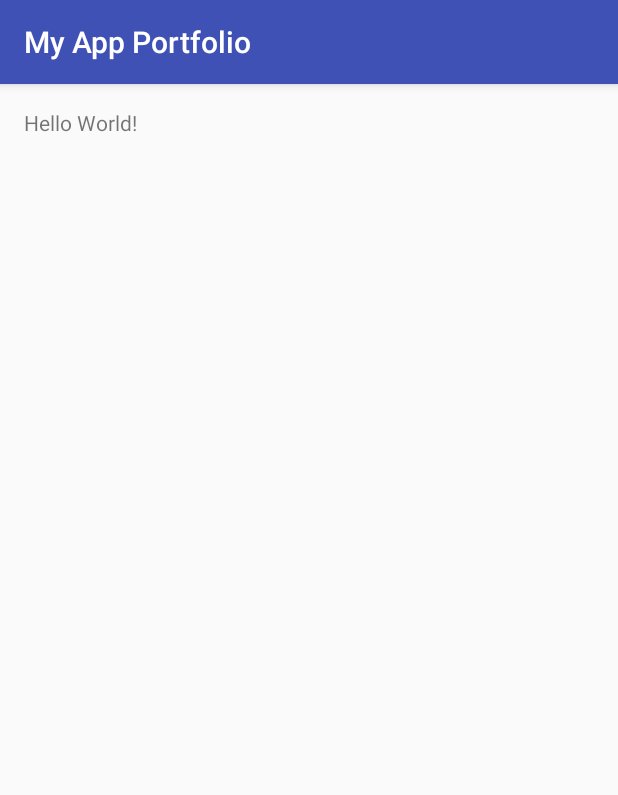
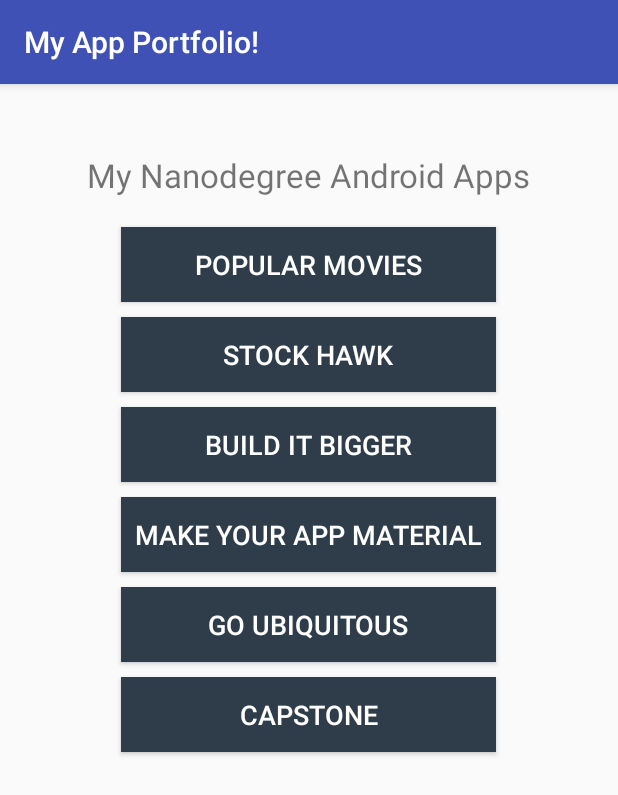
Before and after one commit to zhiqixu/FirstApplicationOfUdacity, an Android app: the screen it shows after launch (MainActivity), on a phone screen of 412 x 824 dp. Shown: the top 795 px of the screen. Run offline under Robolectric (Android 15) with nearby library versions, the phone set to English and light mode, and no system bars.

Commit message:
final version

```diff
--- a/app/src/main/java/com/example/lynn/firstapplicationofudacity/MainActivity.java
+++ b/app/src/main/java/com/example/lynn/firstapplicationofudacity/MainActivity.java
@@ -1,7 +1,10 @@
 package com.example.lynn.firstapplicationofudacity;
 
+import android.os.Bundle;
 import android.support.v7.app.AppCompatActivity;
-import android.os.Bundle;
+import android.view.View;
+import android.widget.Button;
+import android.widget.Toast;
 
 public class MainActivity extends AppCompatActivity {
 
@@ -9,5 +12,50 @@ public class MainActivity extends AppCompatActivity {
     protected void onCreate(Bundle savedInstanceState) {
         super.onCreate(savedInstanceState);
         setContentView(R.layout.activity_main);
+
+        Button Btn_PopMoview = (Button) findViewById(R.id.button_PopMovies);//获取按钮资源
+        Btn_PopMoview.setOnClickListener(listener);//设置监听
+
+        Button Btn_Stock = (Button) findViewById(R.id.button_Stock);//获取按钮资源
+        Btn_Stock.setOnClickListener(listener);//设置监听
+
+        Button Btn_Bigger = (Button) findViewById(R.id.button_Bigger);//获取按钮资源
+        Btn_Bigger.setOnClickListener(listener);//设置监听
+
+        Button Btn_Material = (Button) findViewById(R.id.button_Material);//获取按钮资源
+        Btn_Material.setOnClickListener(listener);//设置监听
+
+        Button Btn_Ubiquitous = (Button) findViewById(R.id.button_Ubiquitous);//获取按钮资源
+        Btn_Ubiquitous.setOnClickListener(listener);//设置监听
+
+        Button Btn_Capston = (Button) findViewById(R.id.button_Capstone);//获取按钮资源
+        Btn_Capston.setOnClickListener(listener);//设置监听
     }
+
+    Button.OnClickListener listener = new Button.OnClickListener(){//创建监听对象
+        public void onClick(View v){
+            String toastString = "";
+            switch (v.getId()){
+                case R.id.button_PopMovies:
+                    toastString = "This button will launch my 'Popular Movies' app!";
+                    break;
+                case R.id.button_Stock:
+                    toastString = "This button will launch my 'Stock Hawk' app!";
+                    break;
+                case R.id.button_Bigger:
+                    toastString = "This button will launch my 'Build it bigger' app!";
+                    break;
+                case R.id.button_Material:
+                    toastString = "This button will launch my 'Make Your App Material' app!";
+                    break;
+                case R.id.button_Ubiquitous:
+                    toastString = "This button will launch my 'Go Ubiquitous' app!";
+                    break;
+                case R.id.button_Capstone:
+                    toastString = "This button will launch my 'Capstone' app!";
+                    break;
+            }
+            Toast.makeText(getApplicationContext(), toastString,Toast.LENGTH_SHORT).show();
+        }
+    };
 }
--- a/app/src/main/res/layout/activity_main.xml
+++ b/app/src/main/res/layout/activity_main.xml
@@ -12,5 +12,82 @@
     <TextView
         android:layout_width="wrap_content"
         android:layout_height="wrap_content"
-        android:text="Hello World!" />
+        android:layout_centerHorizontal="true"
+        android:textSize="22sp"
+        android:layout_marginTop="30dp"
+        android:text="My Nanodegree Android Apps"
+        android:id="@+id/textView" />
+
+    <Button
+        android:id="@+id/button_PopMovies"
+        android:layout_width="@dimen/button_width"
+        android:layout_height="@dimen/button_height"
+        android:background="@color/colorButtonBackground"
+        android:textColor="@color/colorWhite"
+        android:textSize="18sp"
+        android:text="POPULAR MOVIES"
+        android:layout_below="@+id/textView"
+        android:layout_centerHorizontal="true"
+        android:layout_marginTop="20dp" />
+
+    <Button
+        android:id="@+id/button_Stock"
+        android:layout_width="@dimen/button_width"
+        android:layout_height="@dimen/button_height"
+        android:background="@color/colorButtonBackground"
+        android:textColor="@color/colorWhite"
+        android:textSize="18sp"
+        android:text="STOCK HAWK"
+        android:layout_below="@+id/button_PopMovies"
+        android:layout_centerHorizontal="true"
+        android:layout_marginTop="10dp" />
+
+    <Button
+        android:id="@+id/button_Bigger"
+        android:layout_width="@dimen/button_width"
+        android:layout_height="@dimen/button_height"
+        android:background="@color/colorButtonBackground"
+        android:textColor="@color/colorWhite"
+        android:textSize="18sp"
+        android:text="BUILD IT BIGGER"
+        android:layout_below="@+id/button_Stock"
+        android:layout_centerHorizontal="true"
+        android:layout_marginTop="10dp" />
+
+    <Button
+        android:id="@+id/button_Material"
+        android:layout_width="@dimen/button_width"
+        android:layout_height="@dimen/button_height"
+        android:background="@color/colorButtonBackground"
+        android:textColor="@color/colorWhite"
+        android:textSize="18sp"
+        android:text="MAKE YOUR APP MATERIAL"
+        android:layout_below="@+id/button_Bigger"
+        android:layout_centerHorizontal="true"
+        android:layout_marginTop="10dp" />
+
+    <Button
+        android:id="@+id/button_Ubiquitous"
+        android:layout_width="@dimen/button_width"
+        android:layout_height="@dimen/button_height"
+        android:background="@color/colorButtonBackground"
+        android:textColor="@color/colorWhite"
+        android:textSize="18sp"
+        android:text="GO UBIQUITOUS"
+        android:layout_below="@+id/button_Material"
+        android:layout_centerHorizontal="true"
+        android:layout_marginTop="10dp" />
+
+    <Button
+        android:id="@+id/button_Capstone"
+        android:layout_width="@dimen/button_width"
+        android:layout_height="@dimen/button_height"
+        android:background="@color/colorButtonBackground"
+        android:textColor="@color/colorWhite"
+        android:textSize="18sp"
+        android:text="CAPSTONE"
+        android:layout_below="@+id/button_Ubiquitous"
+        android:layout_centerHorizontal="true"
+        android:layout_marginTop="10dp" />
+
 </RelativeLayout>
--- a/app/src/main/res/values/colors.xml
+++ b/app/src/main/res/values/colors.xml
@@ -3,4 +3,7 @@
     <color name="colorPrimary">#3F51B5</color>
     <color name="colorPrimaryDark">#303F9F</color>
     <color name="colorAccent">#FF4081</color>
+    <color name="colorButtonBackground">#2E3D49</color>
+    <color name="colorWhite">#FFFFFF</color>
+
 </resources>
--- a/app/src/main/res/values/dimens.xml
+++ b/app/src/main/res/values/dimens.xml
@@ -2,4 +2,6 @@
     <!-- Default screen margins, per the Android Design guidelines. -->
     <dimen name="activity_horizontal_margin">16dp</dimen>
     <dimen name="activity_vertical_margin">16dp</dimen>
+    <dimen name="button_width">250dp</dimen>
+    <dimen name="button_height">50dp</dimen>
 </resources>
--- a/app/src/main/res/values/strings.xml
+++ b/app/src/main/res/values/strings.xml
@@ -1,3 +1,3 @@
 <resources>
-    <string name="app_name">My App Portfolio</string>
+    <string name="app_name">My App Portfolio!</string>
 </resources>
```
